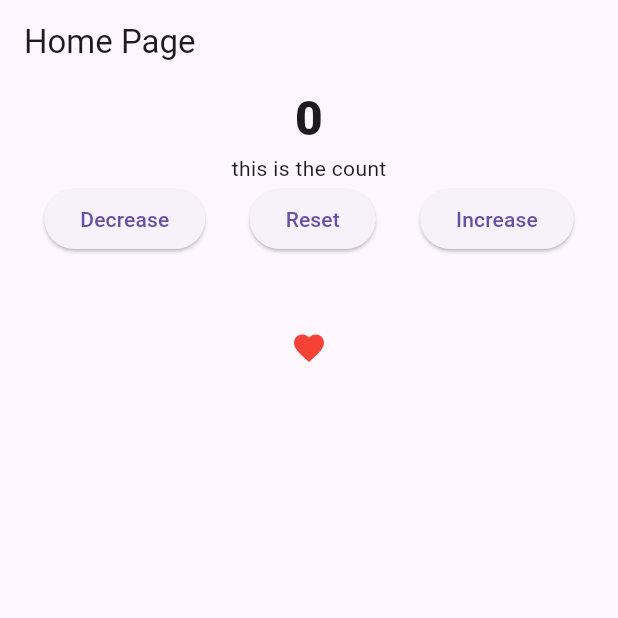
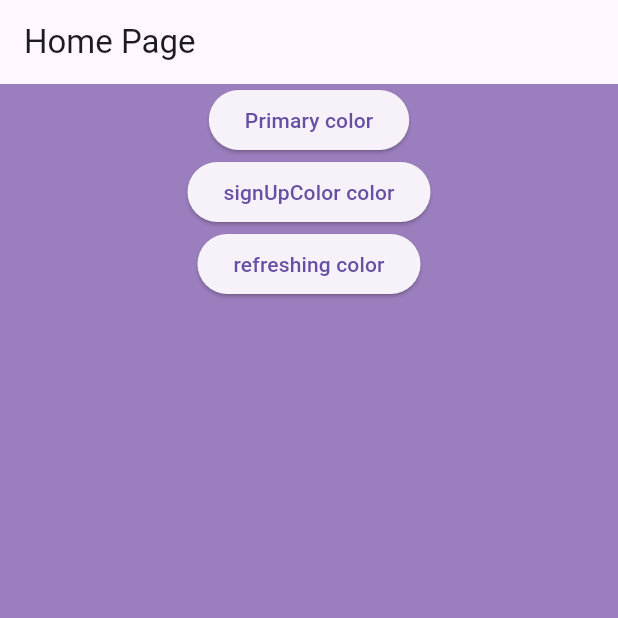
Before and after one commit to bidhan-skybase/Flutter-Class, a Flutter app: the screen it shows after launch, on a phone screen of 412 x 824 dp, the top half of it. Run offline on Flutter 3.47's test engine with Material 3 defaults, Android fonts, the phone set to English and light mode, and no system bars; our stand-ins replace get.

Commit message:
feat: Add dynamic background colors

```diff
--- a/lib/controllers/home_page_controller.dart
+++ b/lib/controllers/home_page_controller.dart
@@ -1,32 +1,14 @@
+import 'package:demoapp/colors.dart';
+import 'package:flutter/material.dart';
 import 'package:get/get.dart';
 
 //variable declaration
 //logic work
 // api calls
 class HomePageController extends GetxController {
+  Rx<Color> bgColor=AppColors.refreshingColor.obs;
 
-  //for making the variable observable.
-  RxInt count = 0.obs;
-
-  RxBool isLiked=true.obs;
-
-  void toggleLikeStatus(){
-    isLiked.value=!isLiked.value;
-  }
-
-  void increaseCount() {
-    count = count + 1;
-    print("the count is ${count}");
-  }
-
-
-  void decreaseCount() {
-    count = count - 1;
-    print("the count is ${count}");
-  }
-
-  void resetCount() {
-    count.value = 0;
-    print("the count is ${count}");
+  void onColorPressed(Color color){
+    bgColor.value=color;
   }
 }
--- a/lib/views/home_page.dart
+++ b/lib/views/home_page.dart
@@ -1,57 +1,43 @@
+import 'package:demoapp/colors.dart';
 import 'package:demoapp/controllers/home_page_controller.dart';
 import 'package:flutter/material.dart';
 import 'package:get/get.dart';
 
 class HomePage extends StatelessWidget {
-  //to bring home page controller in the view
   final c = Get.put((HomePageController()));
 
   HomePage({super.key});
 
   @override
   Widget build(BuildContext context) {
+
+    return Obx((){
       return Scaffold(
+        backgroundColor: c.bgColor.value,
         appBar: AppBar(title: Text("Home Page")),
         body: SingleChildScrollView(
           child: Center(
             child: Column(
               children: [
-              //to reflect observable variable changes
-              Obx((){
-                return Text(
-                  c.count.value.toString(),
-                  style: TextStyle(fontSize: 32, fontWeight: FontWeight.w800),
-                );
-              }),
-             Text("this is the count"),
-              Row(
-                mainAxisAlignment: MainAxisAlignment.spaceEvenly,
-                children: [
-                  ElevatedButton(onPressed: (){c.decreaseCount();}, child: Text("Decrease")),
-                  ElevatedButton(onPressed: (){c.resetCount();}, child: Text("Reset")),
-                  ElevatedButton(onPressed: (){c.increaseCount();}, child: Text("Increase"))
-                ],
+                ElevatedButton(onPressed: () {
+                  c.onColorPressed(AppColors.primaryColor);
+
+                }, child: Text("Primary color")),
+                ElevatedButton(
+                  onPressed: () {
+                    c.onColorPressed(AppColors.signUpColor);
+                  },
+                  child: Text("signUpColor color"),
                 ),
-              SizedBox(
-                height: 50,
-              ),
-              InkWell(
-                onTap: (){
-                  c.toggleLikeStatus();
-                },
-                child: Obx((){
-                  if(c.isLiked.value==true){
-                   return Icon(Icons.favorite,color: Colors.red,);
-                  }else{
-                    return Icon(Icons.favorite_border,color: Colors.red,);
-                  }
-                }),
-              )
-
+                ElevatedButton(onPressed: () {
+                  c.onColorPressed(AppColors.refreshingColor);
+                }, child: Text("refreshing color")),
               ],
             ),
           ),
         ),
       );
+    });
+
   }
 }
```
Lines whose indentation alone changed are shown as unchanged.
